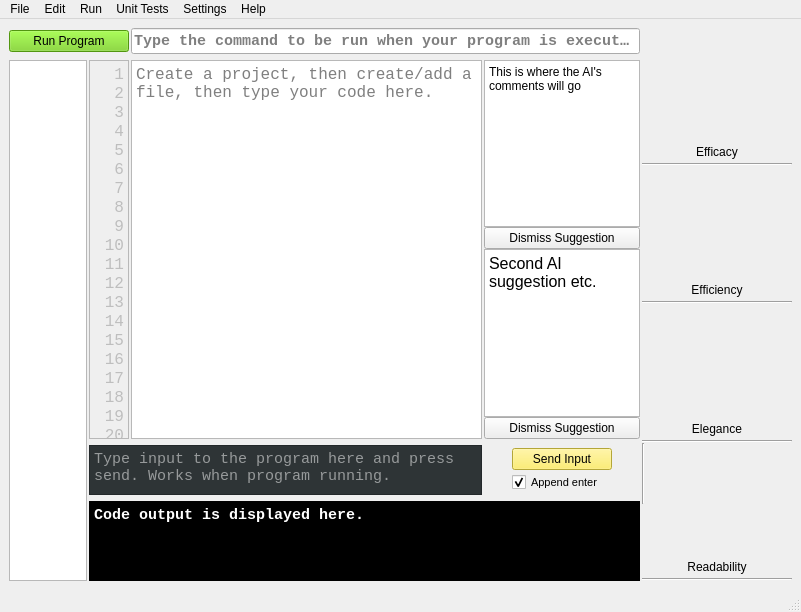
Before: the Qt Designer form version2.ui in starswap/MLProgrammingIDE, drawn with Qt 5.
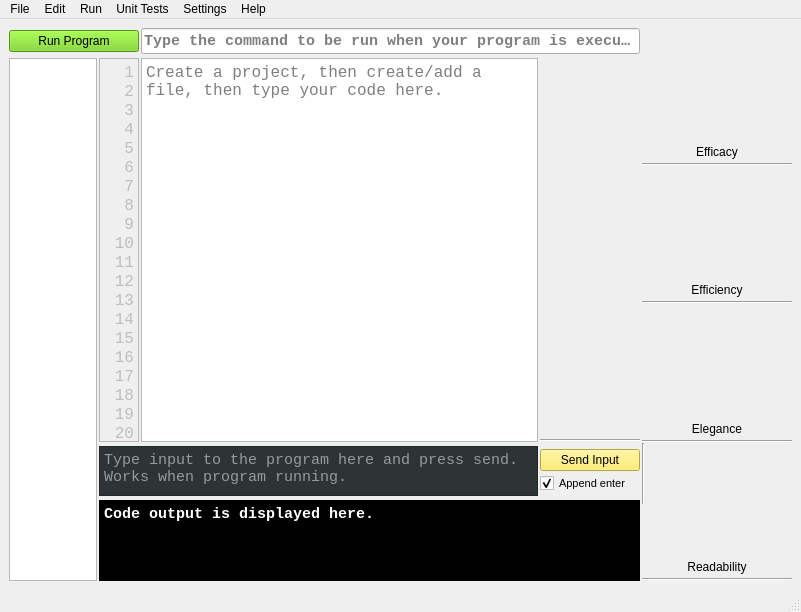
After: the same form once the commit is applied. Custom widgets are drawn as their Qt base class.

Commit message: Create Comment interface

The edit to the form file:
```diff
--- a/version2.ui
+++ b/version2.ui
@@ -18,6 +18,9 @@
     <property name="horizontalSpacing">
      <number>2</number>
     </property>
+    <property name="verticalSpacing">
+     <number>4</number>
+    </property>
     <item row="1" column="0" rowspan="4">
      <widget class="QListWidget" name="listOfFilesMenu">
       <property name="sizePolicy">
@@ -60,50 +63,30 @@
      </widget>
     </item>
     <item row="1" column="3" rowspan="2">
-     <layout class="QVBoxLayout" name="commentsPane" stretch="0,0,0">
+     <layout class="QVBoxLayout" name="commentsPane" stretch="0,0">
+      <property name="spacing">
+       <number>6</number>
+      </property>
       <item>
-       <layout class="QVBoxLayout" name="verticalLayout_3">
-        <property name="sizeConstraint">
-         <enum>QLayout::SetFixedSize</enum>
+       <spacer name="verticalSpacer">
+        <property name="orientation">
+         <enum>Qt::Vertical</enum>
         </property>
-        <item>
-         <widget class="QPlainTextEdit" name="plainTextEdit">
-          <property name="font">
-           <font>
-            <weight>50</weight>
-            <bold>false</bold>
-           </font>
-          </property>
-          <property name="plainText">
-           <string>This is where the AI's comments will go</string>
-          </property>
-         </widget>
-        </item>
-        <item>
-         <widget class="QPushButton" name="pushButton">
-          <property name="text">
-           <string>Dismiss Suggestion</string>
-          </property>
-         </widget>
-        </item>
-       </layout>
-      </item>
-      <item>
-       <widget class="QPlainTextEdit" name="plainTextEdit_2">
-        <property name="font">
-         <font>
-          <pointsize>12</pointsize>
-         </font>
+        <property name="sizeType">
+         <enum>QSizePolicy::MinimumExpanding</enum>
         </property>
-        <property name="plainText">
-         <string>Second AI suggestion etc.</string>
+        <property name="sizeHint" stdset="0">
+         <size>
+          <width>0</width>
+          <height>40</height>
+         </size>
         </property>
-       </widget>
+       </spacer>
       </item>
       <item>
-       <widget class="QPushButton" name="pushButton_2">
-        <property name="text">
-         <string>Dismiss Suggestion</string>
+       <widget class="Line" name="line_6">
+        <property name="orientation">
+         <enum>Qt::Horizontal</enum>
         </property>
        </widget>
       </item>
```
The commit also changes 10 other files.
